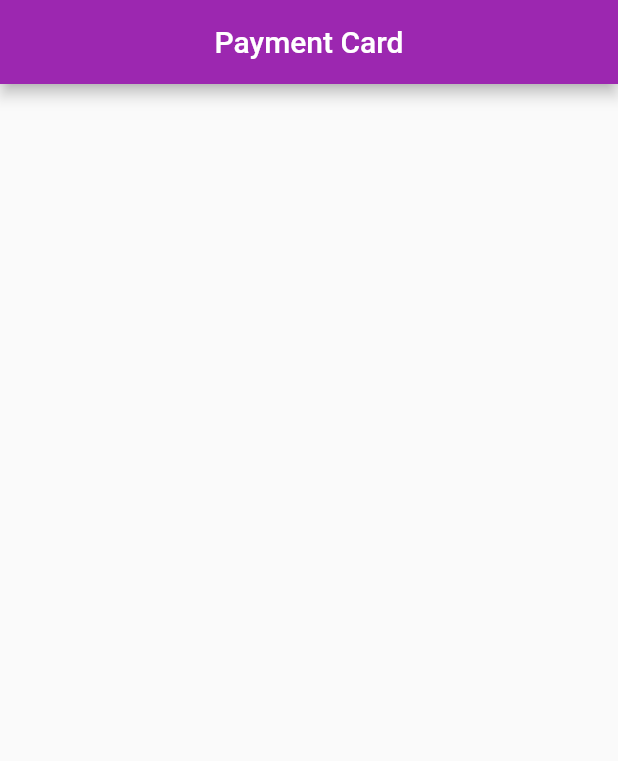
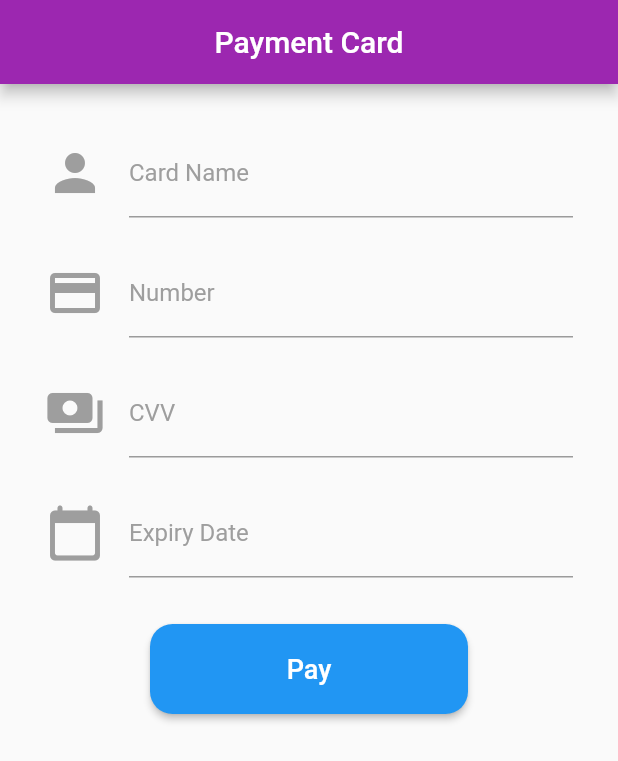
Before and after one commit to malikiborneo/flutter-project-udacoding, a Flutter app: the screen it shows after launch, on a phone screen of 412 x 824 dp. Shown: the top 761 px of the screen. Run offline on Flutter 3.47's test engine with Material 2 defaults, Android fonts, the light colour scheme and no system bars.

Commit message:
UI task 2

```diff
--- a/flutter_paycard_week1_task2/lib/main.dart
+++ b/flutter_paycard_week1_task2/lib/main.dart
@@ -5,16 +5,19 @@ void main() {
 }
 
 class MyApp extends StatelessWidget {
-  // This widget is the root of your application.
   @override
   Widget build(BuildContext context) {
     return MaterialApp(
       debugShowCheckedModeBanner: false,
       title: 'Payment Card Demo',
       theme: ThemeData(
-
+        primaryColor: Colors.purple,
         primarySwatch: Colors.purple,
-      ),
+        inputDecorationTheme: const InputDecorationTheme(
+             labelStyle: TextStyle(color: Colors.grey),
+             hintStyle: TextStyle(color: Colors.black),
+           ),
+        ),
       home: MyHomePage(title: 'Payment Card'),
     );
   }
@@ -28,21 +31,118 @@ class MyHomePage extends StatefulWidget {
 }
 
 class _MyHomePageState extends State<MyHomePage> {
+  TextEditingController cardnameController = TextEditingController();
+  TextEditingController cardnumberController = TextEditingController();
+  TextEditingController cvvController = TextEditingController();
+  TextEditingController expdateController = TextEditingController();
 
   @override
   Widget build(BuildContext context) {
 
-    return Scaffold(
+    return new Scaffold(
       appBar: AppBar(
 
         title: Center(child: Text(widget.title)),
       ),
-      body: Center(
+      body: Padding(
+        padding: EdgeInsets.all(10),
+        child: ListView(
+          //mainAxisAlignment: MainAxisAlignment.center,
+          children: <Widget>[
 
-        child: Column(
+             Container(
+                  height: 100,
+                  padding: EdgeInsets.all(20),
+                  child: TextField(
+                    controller: cardnameController,
+                    decoration: InputDecoration(
+                      icon: const Icon(
+                      Icons.person,
+                      color: Colors.grey,
+                      size: 40,
+                      ),
+                      labelText: 'Card Name',
+                    ),
+                  ),
+                ),
 
-          mainAxisAlignment: MainAxisAlignment.center,
-          children: <Widget>[
+
+                Container(
+                  height: 80,
+                  padding: EdgeInsets.fromLTRB(20, 0, 20, 0),
+                  child: TextField(
+                    controller: cardnumberController,
+                    decoration: InputDecoration(
+                      icon: const Icon(
+                      Icons.payment,
+                      color: Colors.grey,
+                      size: 40,
+                      ),
+                      labelText: 'Number',
+                    ),
+
+                    ),
+                  ),
+
+                Container(
+                  height: 80,
+                  padding: EdgeInsets.fromLTRB(20, 0, 20, 0),
+                  child: TextField(
+                    controller: cvvController,
+                    decoration: InputDecoration(
+                      icon: const Icon(
+                      Icons.payments,
+                      color: Colors.grey,
+                      size: 40,
+                      ),
+                      labelText: 'CVV',
+                    ),
+
+                    ),
+                  ),
+
+               Container(
+                  height: 80,
+                  padding: EdgeInsets.fromLTRB(20, 0, 20, 0),
+                  child: TextField(
+                    controller: expdateController,
+                    decoration: InputDecoration(
+                      icon: const Icon(
+                      Icons.calendar_today_rounded,
+                      color: Colors.grey,
+                      size: 40,
+                      ),
+                      labelText: 'Expiry Date',
+                    ),
+
+                    ),
+                  ),
+
+
+
+                  Container(
+                    width: 40,
+                    height: 80,
+                    padding: EdgeInsets.fromLTRB(90, 10, 90, 10),
+                    child: ElevatedButton(
+                      style: ElevatedButton.styleFrom(
+                            primary: Colors.blue,
+                            onPrimary: Colors.white,
+                            shape: RoundedRectangleBorder(
+                                  borderRadius: BorderRadius.circular(15.0),
+                            ),
+                      ),
+                      child: Text('Pay', style: TextStyle(fontSize: 18, color: Colors.white)),
+                      onPressed: () {
+                         print(cardnameController.text);
+                        print(cardnumberController.text);
+                        print(cvvController.text);
+                        print(expdateController.text);
+                      },
+                    )
+
+                    ),
+
 
           ],
         ),
```
Also changed, not shown: flutter_paycard_week1_task2/lib/paycard.dart (added).
